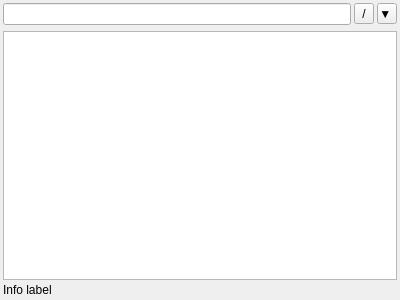
Before: the Qt Designer form qt-app/src/panel/cpanelwidget.ui in VioletGiraffe/file-commander, drawn with Qt 5.
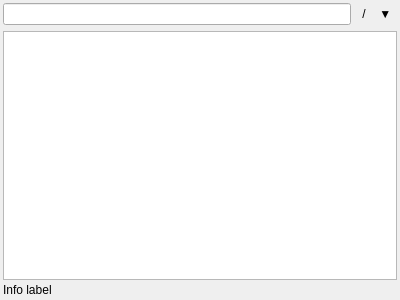
After: the same form once the commit is applied. Custom widgets are drawn as their Qt base class.

Patch:
```diff
--- a/qt-app/src/panel/cpanelwidget.ui
+++ b/qt-app/src/panel/cpanelwidget.ui
@@ -31,6 +31,9 @@
    </property>
    <item>
     <layout class="QHBoxLayout" name="horizontalLayout" stretch="1,0,0">
+     <property name="spacing">
+      <number>3</number>
+     </property>
      <item>
       <widget class="QLineEdit" name="_pathNavigator"/>
      </item>
@@ -60,6 +63,9 @@
        <property name="text">
         <string>/</string>
        </property>
+       <property name="autoRaise">
+        <bool>true</bool>
+       </property>
       </widget>
      </item>
      <item>
@@ -88,6 +94,9 @@
        <property name="text">
         <string>▼ </string>
        </property>
+       <property name="autoRaise">
+        <bool>true</bool>
+       </property>
       </widget>
      </item>
     </layout>
```
